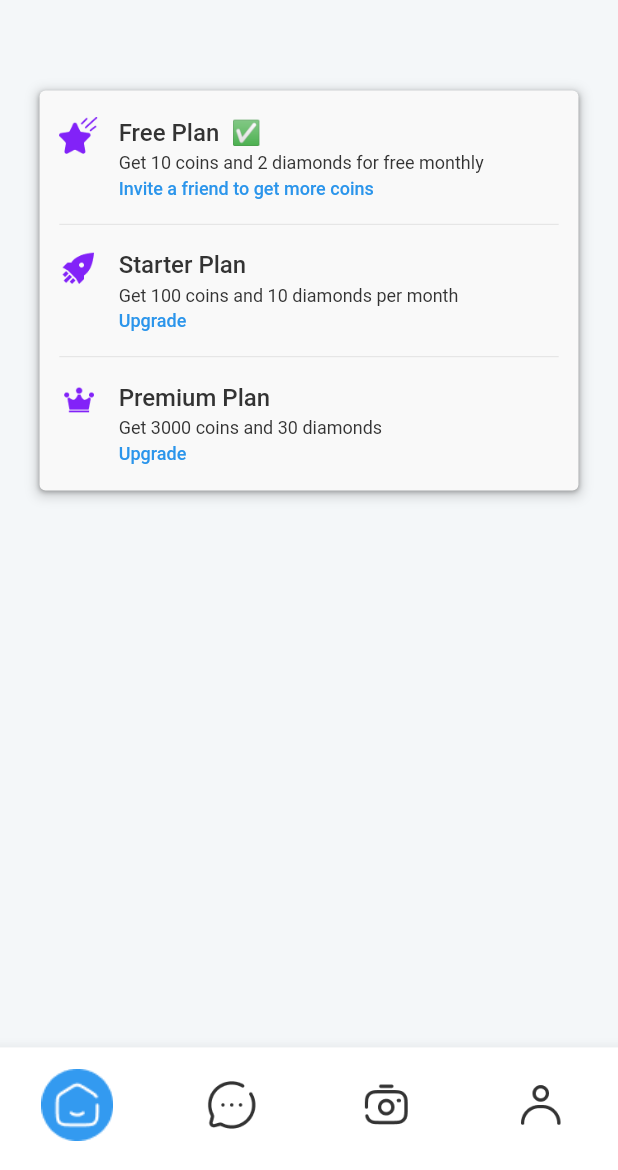
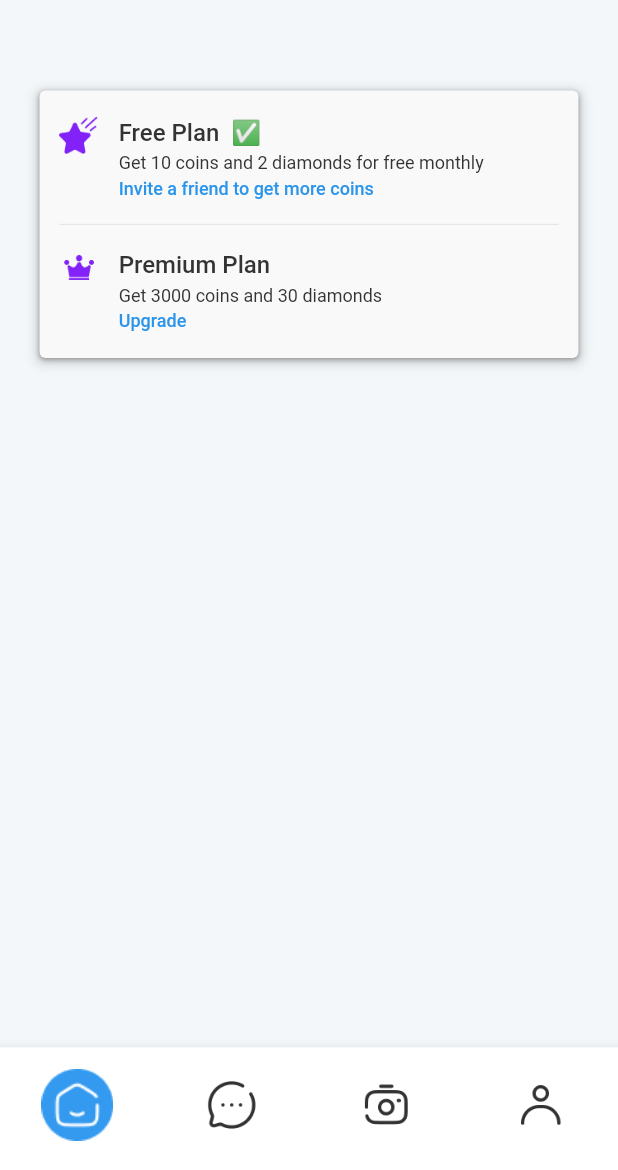
Before and after one commit to DreamRender/mathgptpro_mclient_flutter_new, a Flutter app: the HomePage screen opened directly, after a tap on "Free Plan", on a phone screen of 412 x 824 dp, the part 66-1236 px from its top. Run offline on Flutter 3.47's test engine with Material 3 defaults, Android fonts, the phone set to English and light mode, and no system bars; our stand-ins replace cached_network_image, dio, dropdown_button2, event_bus, flutter_image_compress, flutter_native_splash and 10 more; missing offline and left inert: clipboard, crop_image, enum_to_string, jwt_decode, latext, wechat_assets_picker and 1 more; accounts and stored records are empty; network calls fail; statements that could not run were skipped.

Commit message:
fix: coin & diamond display

```diff
--- a/lib/view/home_module/home_page_my_view.dart
+++ b/lib/view/home_module/home_page_my_view.dart
@@ -16,6 +16,29 @@ class _HomePageMyViewState extends State<HomePageMyView> {
   @override
   Widget build(BuildContext context) {
     return GetBuilder<UserController>(builder: (userController) {
+      int coinCount = userController.proPlanCredit.value;
+      int diamondCount = userController.maxPlanCredit.value;
+
+      String coinDisplayText = "";
+      String diamondDisplayText = "";
+
+      double coinBarWidth = 0;
+      double diamondBarWidth = 0;
+
+      if (userController.subActived.value) {
+        coinDisplayText = "$coinCount/3000";
+        diamondDisplayText = "$diamondCount/30";
+
+        coinBarWidth = ((162 / 3000) * coinCount).w - 5.w;
+        diamondBarWidth = ((162 / 30) * diamondCount).w - 5.w;
+      } else {
+        coinDisplayText = "$coinCount/30";
+        diamondDisplayText = "$diamondCount/0";
+
+        coinBarWidth = ((162 / 30) * coinCount).w - 5.w;
+        diamondBarWidth = 0;
+      }
+
       return Scaffold(
         body: Column(
           children: [
@@ -240,15 +263,17 @@ class _HomePageMyViewState extends State<HomePageMyView> {
                                     borderRadius: BorderRadius.circular(30),
                                   ),
                                 ),
-                            child: const Row(
+                                child: Row(
                               mainAxisSize: MainAxisSize.min,
                               mainAxisAlignment: MainAxisAlignment.center,
                               crossAxisAlignment: CrossAxisAlignment.center,
                               children: [
                                 Text(
-                                  'Free Plan',
+                                  userController.subActived.value
+                                      ? 'Premium Plan'
+                                      : 'Free Plan',
                                   textAlign: TextAlign.right,
-                                  style: TextStyle(
+                                  style: const TextStyle(
                                     color: Colors.black,
                                     fontSize: 12,
                                     fontFamily: 'Roboto',
@@ -297,7 +322,7 @@ class _HomePageMyViewState extends State<HomePageMyView> {
                                 child: Row(
                                   children: [
                                     Container(
-                                  width: 32.w,
+                                      width: coinBarWidth,
                                   height: 16.w,
                                   decoration: BoxDecoration(
                                     color: const Color(0xFF8222F8),
@@ -314,10 +339,10 @@ class _HomePageMyViewState extends State<HomePageMyView> {
                           ),
                           Container(
                             alignment: Alignment.centerRight,
-                        child: const Text(
-                          '2/10',
+                        child: Text(
+                          coinDisplayText,
                           textAlign: TextAlign.right,
-                          style: TextStyle(
+                          style: const TextStyle(
                             fontSize: 10,
                             fontWeight: FontWeight.w500,
                             color: Color(0xFF8222F8),
@@ -359,7 +384,7 @@ class _HomePageMyViewState extends State<HomePageMyView> {
                                 child: Row(
                                   children: [
                                     Container(
-                                  width: 81.w,
+                                      width: diamondBarWidth,
                                   height: 16.w,
                                   decoration: BoxDecoration(
                                     color: const Color(0xFF8222F8),
@@ -376,10 +401,10 @@ class _HomePageMyViewState extends State<HomePageMyView> {
                           ),
                           Container(
                             alignment: Alignment.centerRight,
-                        child: const Text(
-                          '1/2',
+                        child: Text(
+                          diamondDisplayText,
                           textAlign: TextAlign.right,
-                          style: TextStyle(
+                          style: const TextStyle(
                             fontSize: 10,
                             fontWeight: FontWeight.w500,
                             color: Color(0xFF8222F8),
--- a/lib/view/home_module/home_page_question_view.dart
+++ b/lib/view/home_module/home_page_question_view.dart
@@ -187,7 +187,8 @@ class _HomePageQuestionViewState extends State<HomePageQuestionView>
                 width: Get.width,
                 padding: EdgeInsets.only(
                     top: 8.w, left: 24.w, right: 24.w, bottom: 8.w),
-              child: Row(
+                child: GetX<UserController>(builder: (userController) {
+                  return Row(
                     children: [
                       Image(
                           width: 32.w,
@@ -212,7 +213,9 @@ class _HomePageQuestionViewState extends State<HomePageQuestionView>
                           child: Row(
                             children: [
                               Text(
-                            'Free Plan',
+                                userController.subActived.value
+                                    ? 'Premium Plan'
+                                    : 'Free Plan',
                                 textAlign: TextAlign.right,
                                 style: TextStyle(
                                   fontSize: 12,
@@ -230,14 +233,13 @@ class _HomePageQuestionViewState extends State<HomePageQuestionView>
                         ),
                       ),
                       const Spacer(),
-                  GetX<UserController>(builder: (userController) {
-                    return Row(
+                      Row(
                         children: [
                           Image(
                               width: 16.w,
                               height: 16.w,
-                            image:
-                                const AssetImage("public/asset/icon/coin.png")),
+                              image: const AssetImage(
+                                  "public/asset/icon/coin.png")),
                           Container(
                             margin: EdgeInsets.only(left: 10.w),
                             child: Text(
@@ -269,11 +271,10 @@ class _HomePageQuestionViewState extends State<HomePageQuestionView>
                             ),
                           )
                         ],
+                      )
+                    ],
                   );
-                  })
-                ],
-              ),
-            ),
+                })),
             Expanded(
                 child: RefreshConfiguration(
               child: ScrollConfiguration(
@@ -320,7 +321,8 @@ class _HomePageQuestionViewState extends State<HomePageQuestionView>
                       )
                     ],
                   ),
-                  child: Column(
+                  child: GetX<UserController>(builder: (userController) {
+                    return Column(
                       children: [
                         Row(
                           crossAxisAlignment: CrossAxisAlignment.start,
@@ -336,7 +338,9 @@ class _HomePageQuestionViewState extends State<HomePageQuestionView>
                                 crossAxisAlignment: CrossAxisAlignment.start,
                                 children: [
                                   Text(
-                                  'Free Plan  ✅',
+                                    userController.subActived.value
+                                        ? 'Free Plan'
+                                        : 'Free Plan  ✅',
                                     style: TextStyle(
                                       fontSize: 16,
                                       fontWeight: FontWeight.w500,
@@ -351,7 +355,9 @@ class _HomePageQuestionViewState extends State<HomePageQuestionView>
                                       color: UiResource.primaryBlack,
                                     ),
                                   ),
-                                const Text(
+                                  userController.subActived.value
+                                      ? Container()
+                                      : const Text(
                                           'Invite a friend to get more coins',
                                           style: TextStyle(
                                             fontSize: 12,
@@ -364,57 +370,57 @@ class _HomePageQuestionViewState extends State<HomePageQuestionView>
                             )
                           ],
                         ),
-                      Container(
-                        width: 303.w,
-                        height: 0.5.w,
-                        margin: EdgeInsets.only(top: 14.w),
-                        color: const Color(0xFFDDDDDD),
-                      ),
-                      SizedBox(
-                        height: 14.w,
-                      ),
-                      Row(
-                        crossAxisAlignment: CrossAxisAlignment.start,
-                        children: [
-                          Image(
-                              width: 24.w,
-                              height: 24.w,
-                              image: const AssetImage(
-                                  "public/asset/icon/home-page-starter-plan-icon.png")),
-                          Container(
-                            margin: EdgeInsets.only(left: 12.w),
-                            child: Column(
-                              crossAxisAlignment: CrossAxisAlignment.start,
-                              children: [
-                                Text(
-                                  'Starter Plan',
-                                  style: TextStyle(
-                                    fontSize: 16,
-                                    fontWeight: FontWeight.w500,
-                                    color: UiResource.primaryBlack,
-                                  ),
-                                ),
-                                Text(
-                                  'Get 100 coins and 10 diamonds per month',
-                                  style: TextStyle(
-                                    fontSize: 12,
-                                    fontWeight: FontWeight.w400,
-                                    color: UiResource.primaryBlack,
-                                  ),
-                                ),
-                                const Text(
-                                  'Upgrade',
-                                  style: TextStyle(
-                                    fontSize: 12,
-                                    fontWeight: FontWeight.w500,
-                                    color: Color(0xFF2B95EB),
-                                  ),
-                                )
-                              ],
-                            ),
-                          )
-                        ],
-                      ),
+                        // Container(
+                        //   width: 303.w,
+                        //   height: 0.5.w,
+                        //   margin: EdgeInsets.only(top: 14.w),
+                        //   color: const Color(0xFFDDDDDD),
+                        // ),
+                        // SizedBox(
+                        //   height: 14.w,
+                        // ),
+                        // Row(
+                        //   crossAxisAlignment: CrossAxisAlignment.start,
+                        //   children: [
+                        //     Image(
+                        //         width: 24.w,
+                        //         height: 24.w,
+                        //         image: const AssetImage(
+                        //             "public/asset/icon/home-page-starter-plan-icon.png")),
+                        //     Container(
+                        //       margin: EdgeInsets.only(left: 12.w),
+                        //       child: Column(
+                        //         crossAxisAlignment: CrossAxisAlignment.start,
+                        //         children: [
+                        //           Text(
+                        //             'Starter Plan',
+                        //             style: TextStyle(
+                        //               fontSize: 16,
+                        //               fontWeight: FontWeight.w500,
+                        //               color: UiResource.primaryBlack,
+                        //             ),
+                        //           ),
+                        //           Text(
+                        //             'Get 100 coins and 10 diamonds per month',
+                        //             style: TextStyle(
+                        //               fontSize: 12,
+                        //               fontWeight: FontWeight.w400,
+                        //               color: UiResource.primaryBlack,
+                        //             ),
+                        //           ),
+                        //           const Text(
+                        //             'Upgrade',
+                        //             style: TextStyle(
+                        //               fontSize: 12,
+                        //               fontWeight: FontWeight.w500,
+                        //               color: Color(0xFF2B95EB),
+                        //             ),
+                        //           )
+                        //         ],
+                        //       ),
+                        //     )
+                        //   ],
+                        // ),
                         Container(
                           width: 303.w,
                           height: 0.5.w,
@@ -438,7 +444,9 @@ class _HomePageQuestionViewState extends State<HomePageQuestionView>
                                 crossAxisAlignment: CrossAxisAlignment.start,
                                 children: [
                                   Text(
-                                  'Premium Plan',
+                                    userController.subActived.value
+                                        ? 'Premium Plan  ✅'
+                                        : 'Premium Plan',
                                     style: TextStyle(
                                       fontSize: 16,
                                       fontWeight: FontWeight.w500,
@@ -453,9 +461,11 @@ class _HomePageQuestionViewState extends State<HomePageQuestionView>
                                       color: UiResource.primaryBlack,
                                     ),
                                   ),
-                                const Text(
-                                  'Upgrade',
-                                  style: TextStyle(
+                                  Text(
+                                    userController.subActived.value
+                                        ? 'Invite a friend to get more coins'
+                                        : 'Upgrade',
+                                    style: const TextStyle(
                                       fontSize: 12,
                                       fontWeight: FontWeight.w500,
                                       color: Color(0xFF2B95EB),
@@ -467,7 +477,8 @@ class _HomePageQuestionViewState extends State<HomePageQuestionView>
                           ],
                         ),
                       ],
-                  ),
+                    );
+                  }),
                 ))
             : Container(),
       ],
```
Lines whose indentation alone changed are shown as unchanged.
